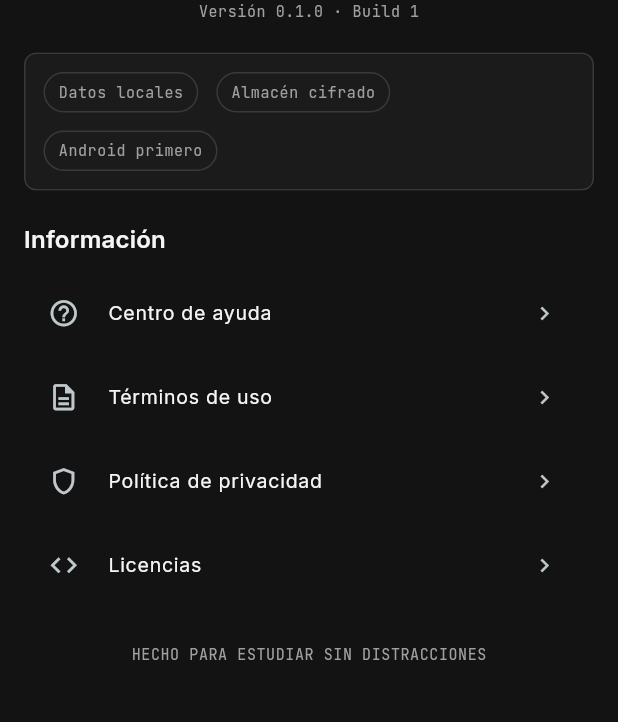
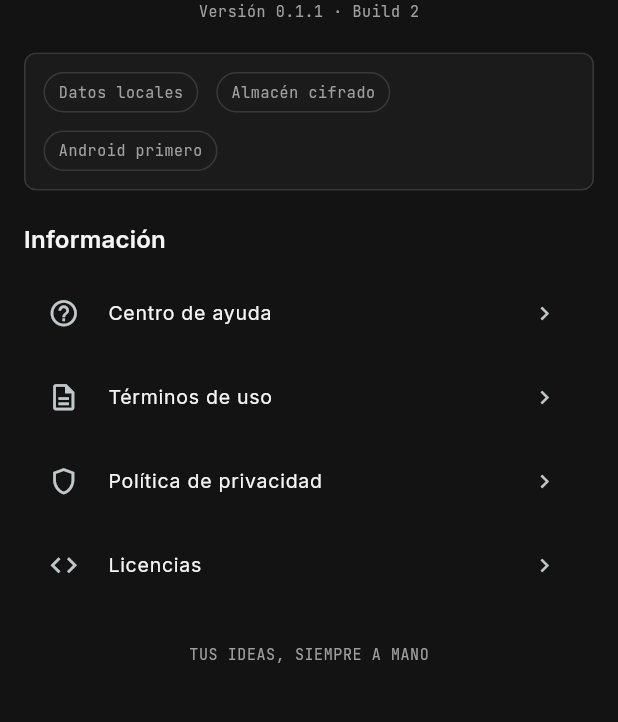
Before and after one commit to Yuuki-2026/DraftAI, a Flutter app: the AboutPage screen opened directly, on a phone screen of 412 x 824 dp, the part 300-1022 px from its top. Run offline on Flutter 3.47's test engine with Material 3 defaults, Android fonts, the phone set to English and light mode, and no system bars; our stand-ins replace drift, file_picker, firebase_auth, firebase_core, flutter_riverpod, flutter_secure_storage and 6 more; missing offline and left inert: cryptography, flutter_quill; accounts and stored records are empty; generated files the repository leaves out were written again.

Commit message:
docs: present DraftAI as a general notes app

```diff
--- a/lib/features/settings/presentation/settings_pages.dart
+++ b/lib/features/settings/presentation/settings_pages.dart
@@ -589,7 +589,7 @@ class AboutPage extends StatelessWidget {
                 style: TextStyle(fontSize: 24, fontWeight: FontWeight.w600),
               ),
             ),
-            const Center(child: Meta('Versión 0.1.0 · Build 1')),
+            const Center(child: Meta('Versión 0.1.1 · Build 2')),
             const SizedBox(height: 20),
             const Surface(
               child: Wrap(
@@ -621,11 +621,11 @@ class AboutPage extends StatelessWidget {
               onTap: () => showLicensePage(
                 context: context,
                 applicationName: 'DraftAI',
-                applicationVersion: '0.1.0',
+                applicationVersion: '0.1.1',
               ),
             ),
             const SizedBox(height: 24),
-            const Center(child: Meta('HECHO PARA ESTUDIAR SIN DISTRACCIONES')),
+            const Center(child: Meta('TUS IDEAS, SIEMPRE A MANO')),
             const SizedBox(height: 24),
           ],
         ),
@@ -666,8 +666,8 @@ class InformationPage extends StatelessWidget {
         : kind == 'terms'
         ? [
             (
-              'Proyecto académico',
-              'Esta versión se entrega para uso y evaluación académica. Los planes y precios son demostrativos; no se procesan pagos.',
+              'Uso de DraftAI',
+              'DraftAI permite crear y organizar notas con texto e imágenes guardadas en el dispositivo. Puedes agruparlas en carpetas y categorías, buscar su contenido y exportarlas para compartir. Los planes y precios son demostrativos; no se procesan pagos.',
             ),
             (
               'Revisión del contenido',
--- a/pubspec.yaml
+++ b/pubspec.yaml
@@ -1,7 +1,7 @@
 name: draft_ai
 description: Apuntes locales con captura e inteligencia asistida.
 publish_to: none
-version: 0.1.0+1
+version: 0.1.1+2
 environment:
   sdk: '>=3.13.2 <3.14.0'
   flutter: '3.47.2'
```
Also changed, not shown: 6 other files.
